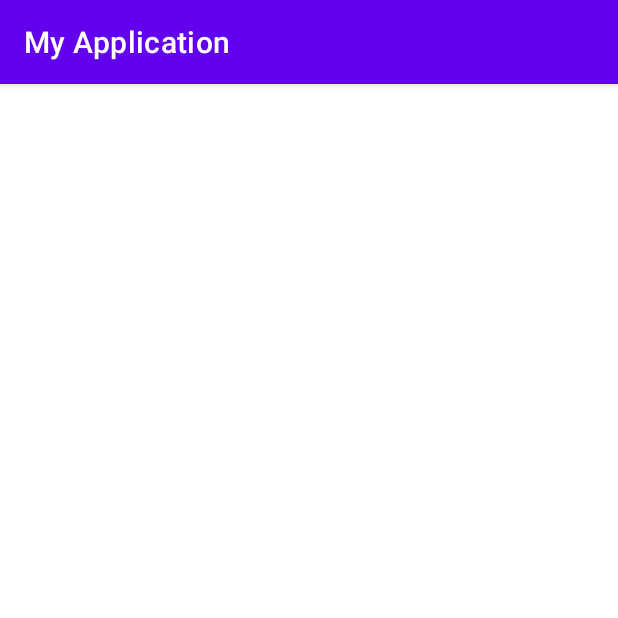
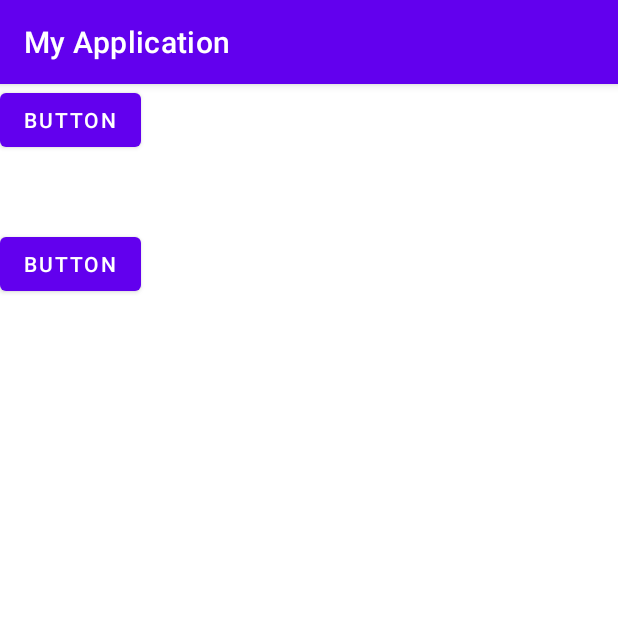
Before and after one commit to wffwff12345/android_test, an Android app: the screen it shows after launch (MainActivity), on a phone screen of 412 x 824 dp, the top half of it. Run offline under Robolectric (Android 15) with nearby library versions, the phone set to English and light mode, and no system bars.

Commit message:
完善学习用例

```diff
--- a/myconstraintlayout/src/main/res/layout/activity_main.xml
+++ b/myconstraintlayout/src/main/res/layout/activity_main.xml
@@ -1,7 +1,26 @@
 <?xml version="1.0" encoding="utf-8"?>
-<LinearLayout xmlns:android="http://schemas.android.com/apk/res/android"
+<androidx.constraintlayout.widget.ConstraintLayout xmlns:android="http://schemas.android.com/apk/res/android"
+    xmlns:app="http://schemas.android.com/apk/res-auto"
+    xmlns:tools="http://schemas.android.com/tools"
     android:layout_width="match_parent"
     android:layout_height="match_parent"
-    android:orientation="vertical">
+    tools:context=".MainActivity">
 
-</LinearLayout>
+
+    <Button
+        android:id="@+id/button"
+        android:layout_width="wrap_content"
+        android:layout_height="wrap_content"
+        android:text="Button"
+        tools:layout_editor_absoluteX="144dp"
+        tools:layout_editor_absoluteY="341dp" />
+
+    <Button
+        android:id="@+id/button2"
+        android:layout_width="wrap_content"
+        android:layout_height="wrap_content"
+        android:layout_marginTop="48dp"
+        android:text="Button"
+        app:layout_constraintStart_toStartOf="@+id/button"
+        app:layout_constraintTop_toBottomOf="@+id/button" />
+</androidx.constraintlayout.widget.ConstraintLayout>
--- a/mylistview/src/main/res/layout/activity_main.xml
+++ b/mylistview/src/main/res/layout/activity_main.xml
@@ -3,5 +3,8 @@
     android:layout_width="match_parent"
     android:layout_height="match_parent"
     android:orientation="vertical">
-
+    <ListView
+        android:id="@+id/lv"
+        android:layout_width="match_parent"
+        android:layout_height="match_parent"/>
 </LinearLayout>
--- a/settings.gradle
+++ b/settings.gradle
@@ -30,3 +30,4 @@ include ':mygridlayout'
 include ':myconstraintlayout'
 include ':mylistview'
 include ':myrecyclerview'
+include ':mytest'
```
Also changed, not shown: myframelayout/src/main/res/layout/activity_main.xml (+17 -16 lines), mygridlayout/src/main/res/layout/activity_main.xml (+34 -4 lines), mylistview/src/main/java/com/example/mylistview/MainActivity.java (+23 -2 lines), mytablelayout/src/main/res/layout/activity_main.xml (+44 -3 lines).
